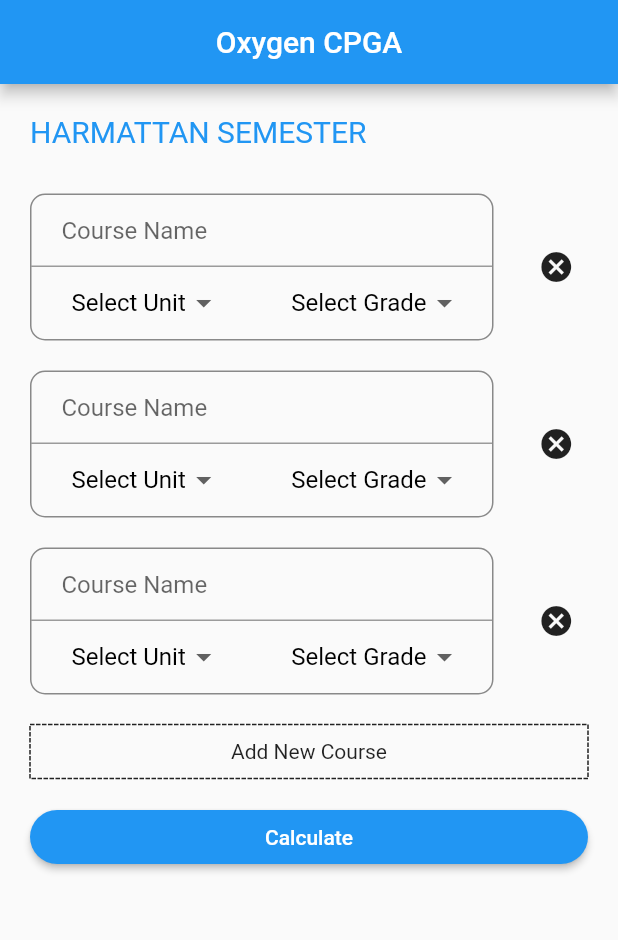
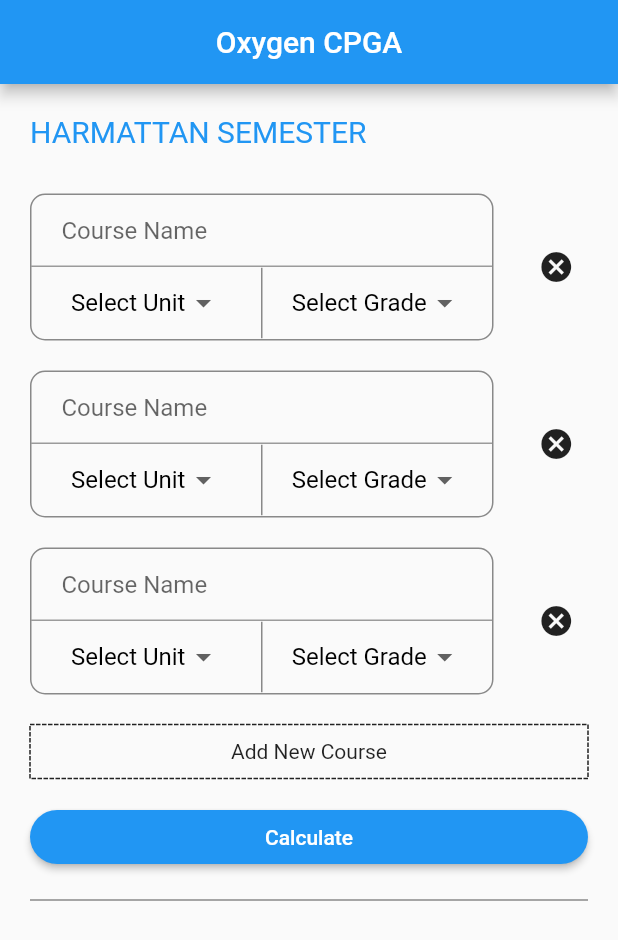
Before and after one commit to Vicradon/coursefidence, a Flutter app: the screen it shows after launch, on a phone screen of 412 x 824 dp. Shown: the top 940 px of the screen. Run offline on Flutter 3.47's test engine with Material 2 defaults, Android fonts, the phone set to English and light mode, and no system bars; drawn by our look-alikes of dotted_border.

```diff
--- a/lib/pages/paschalChallenge.dart
+++ b/lib/pages/paschalChallenge.dart
@@ -37,7 +37,9 @@ class GPUI extends StatelessWidget {
               ],
             ),
             AddNewCourse(),
-            CalculateButton()
+            CalculateButton(),
+            SizedBox(height: 10,),
+            Divider(thickness: 1, color: Colors.black45,)
           ],
         ),
       ),
--- a/lib/widgets/gpa-unit.dart
+++ b/lib/widgets/gpa-unit.dart
@@ -1,14 +1,16 @@
+import 'dart:convert';
 import 'dart:ui';
 
 import 'package:flutter/Material.dart';
 
 class GPAUnit extends StatelessWidget {
   final _formKey = GlobalKey<FormState>();
+  GlobalKey stickyKey = GlobalKey();
 
   @override
   Widget build(BuildContext context) {
     return Container(
-      margin: EdgeInsets.only(bottom:20),
+      margin: EdgeInsets.only(bottom: 20),
       child: Row(
         children: <Widget>[
           Container(
@@ -48,6 +50,20 @@ class GPAUnit extends StatelessWidget {
                           ),
                         ),
                       ),
+                      // VerticalDivider(
+                      //   thickness: 1,
+                      //   // height:20,
+                      //   width: 1,
+                      //   color: Colors.red,
+                      // ),
+                      Container(
+                        width: 1,
+                        height: 47,
+                      //   height: double.infinity,
+                        color: Colors.black45,
+                      ),
+
+
                       Expanded(
                         child: Center(
                           child: DropdownButtonHideUnderline(
```
